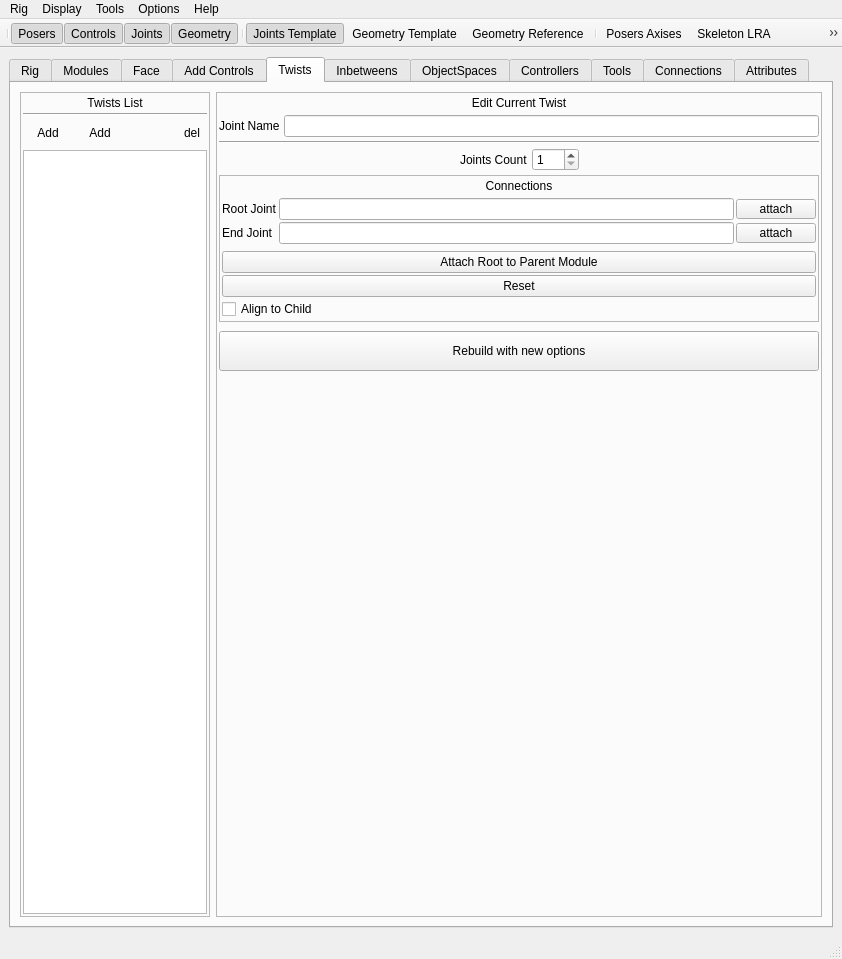
Above: ui/designer/mainWindow.ui from PavelCrow/RigStudio3 before the change. Below: the same form after it.
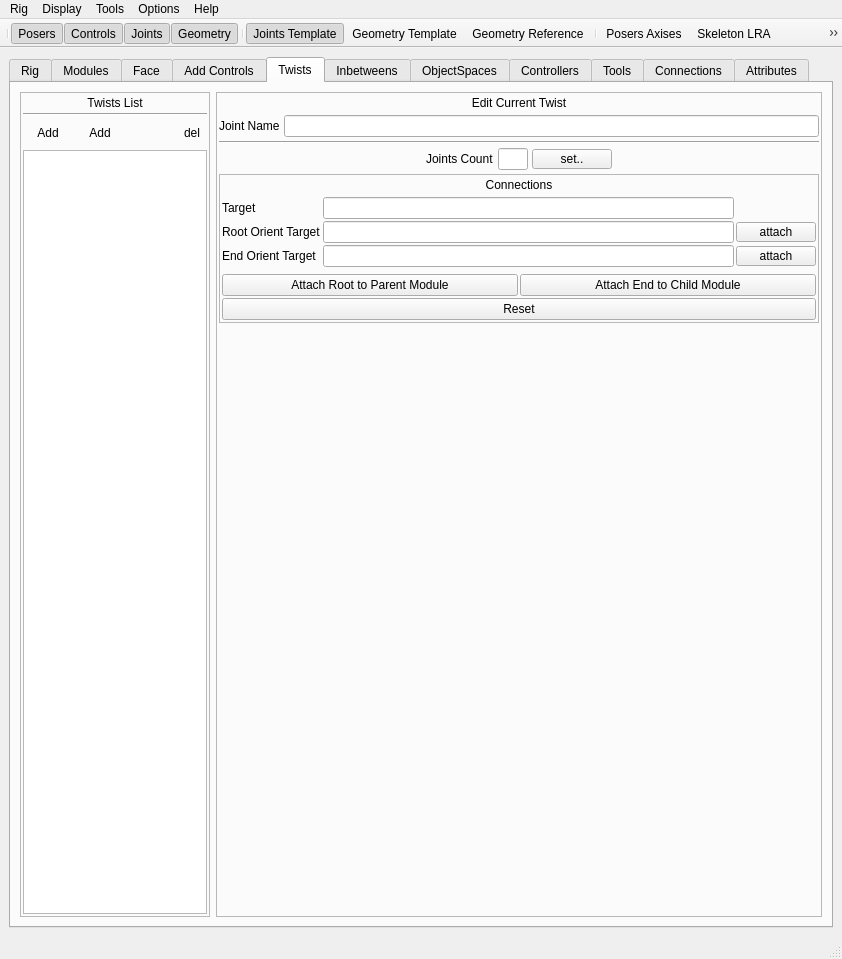
That is the form after the change. The open tabs and pages were chosen to show the change.

Patch:
```diff
--- a/ui/designer/mainWindow.ui
+++ b/ui/designer/mainWindow.ui
@@ -4508,18 +4508,46 @@
               </widget>
              </item>
              <item>
-              <widget class="QSpinBox" name="twistsJointsCount_spinBox">
-               <property name="frame">
+              <widget class="QLineEdit" name="twistsJointsCount_lineEdit">
+               <property name="minimumSize">
+                <size>
+                 <width>30</width>
+                 <height>0</height>
+                </size>
+               </property>
+               <property name="maximumSize">
+                <size>
+                 <width>30</width>
+                 <height>16777215</height>
+                </size>
+               </property>
+               <property name="readOnly">
                 <bool>true</bool>
                </property>
-               <property name="accelerated">
-                <bool>false</bool>
+              </widget>
+             </item>
+             <item>
+              <widget class="QPushButton" name="changeJointsCount_btn">
+               <property name="minimumSize">
+                <size>
+                 <width>60</width>
+                 <height>0</height>
+                </size>
                </property>
-               <property name="minimum">
-                <number>1</number>
+               <property name="maximumSize">
+                <size>
+                 <width>80</width>
+                 <height>20</height>
+                </size>
                </property>
-               <property name="maximum">
-                <number>100</number>
+               <property name="baseSize">
+                <size>
+                 <width>0</width>
+                 <height>0</height>
+                </size>
+               </property>
+               <property name="text">
+                <string>set..</string>
                </property>
               </widget>
              </item>
@@ -4601,6 +4629,13 @@
                    <property name="spacing">
                     <number>2</number>
                    </property>
+                   <item row="2" column="0">
+                    <widget class="QLabel" name="label_40">
+                     <property name="text">
+                      <string>End Orient Target</string>
+                     </property>
+                    </widget>
+                   </item>
                    <item row="0" column="1">
                     <widget class="QLineEdit" name="twistRootJoint_lineEdit">
                      <property name="minimumSize">
@@ -4617,18 +4652,31 @@
                    <item row="0" column="0">
                     <widget class="QLabel" name="label_12">
                      <property name="text">
-                      <string>Root Joint</string>
+                      <string>Target</string>
                      </property>
                     </widget>
                    </item>
                    <item row="1" column="0">
                     <widget class="QLabel" name="label_15">
                      <property name="text">
-                      <string>End Joint</string>
+                      <string>Root Orient Target</string>
                      </property>
                     </widget>
                    </item>
                    <item row="1" column="1">
+                    <widget class="QLineEdit" name="twistRootOrientJoint_lineEdit">
+                     <property name="minimumSize">
+                      <size>
+                       <width>50</width>
+                       <height>0</height>
+                      </size>
+                     </property>
+                     <property name="readOnly">
+                      <bool>true</bool>
+                     </property>
+                    </widget>
+                   </item>
+                   <item row="2" column="1">
                     <widget class="QLineEdit" name="twistEndJoint_lineEdit">
                      <property name="minimumSize">
                       <size>
@@ -4642,25 +4690,6 @@
                     </widget>
                    </item>
                    <item row="1" column="2">
-                    <widget class="QPushButton" name="twist_attachEnd_btn">
-                     <property name="minimumSize">
-                      <size>
-                       <width>60</width>
-                       <height>0</height>
-                      </size>
-                     </property>
-                     <property name="maximumSize">
-                      <size>
-                       <width>80</width>
-                       <height>20</height>
-                      </size>
-                     </property>
-                     <property name="text">
-                      <string>attach</string>
-                     </property>
-                    </widget>
-                   </item>
-                   <item row="0" column="2">
                     <widget class="QPushButton" name="twist_attachRoot_btn">
                      <property name="minimumSize">
                       <size>
@@ -4685,6 +4714,25 @@
                      </property>
                     </widget>
                    </item>
+                   <item row="2" column="2">
+                    <widget class="QPushButton" name="twist_attachEnd_btn">
+                     <property name="minimumSize">
+                      <size>
+                       <width>60</width>
+                       <height>0</height>
+                      </size>
+                     </property>
+                     <property name="maximumSize">
+                      <size>
+                       <width>80</width>
+                       <height>20</height>
+                      </size>
+                     </property>
+                     <property name="text">
+                      <string>attach</string>
+                     </property>
+                    </widget>
+                   </item>
                   </layout>
                  </item>
                  <item>
@@ -4704,23 +4752,49 @@
                   </spacer>
                  </item>
                  <item>
-                  <widget class="QPushButton" name="twist_attachRootToParent_btn">
-                   <property name="minimumSize">
-                    <size>
-                     <width>60</width>
-                     <height>0</height>
-                    </size>
+                  <layout class="QHBoxLayout" name="horizontalLayout_14">
+                   <property name="spacing">
+                    <number>2</number>
                    </property>
-                   <property name="maximumSize">
-                    <size>
-                     <width>800000</width>
-                     <height>25</height>
-                    </size>
-                   </property>
-                   <property name="text">
-                    <string>Attach Root to Parent Module</string>
-                   </property>
-                  </widget>
+                   <item>
+                    <widget class="QPushButton" name="twist_attachRootToParent_btn">
+                     <property name="minimumSize">
+                      <size>
+                       <width>60</width>
+                       <height>0</height>
+                      </size>
+                     </property>
+                     <property name="maximumSize">
+                      <size>
+                       <width>800000</width>
+                       <height>25</height>
+                      </size>
+                     </property>
+                     <property name="text">
+                      <string>Attach Root to Parent Module</string>
+                     </property>
+                    </widget>
+                   </item>
+                   <item>
+                    <widget class="QPushButton" name="twist_attachEndToChild_btn">
+                     <property name="minimumSize">
+                      <size>
+                       <width>60</width>
+                       <height>0</height>
+                      </size>
+                     </property>
+                     <property name="maximumSize">
+                      <size>
+                       <width>800000</width>
+                       <height>25</height>
+                      </size>
+                     </property>
+                     <property name="text">
+                      <string>Attach End to Child Module</string>
+                     </property>
+                    </widget>
+                   </item>
+                  </layout>
                  </item>
                  <item>
                   <widget class="QPushButton" name="twist_reset_btn">
@@ -4741,66 +4815,12 @@
                    </property>
                   </widget>
                  </item>
-                 <item>
-                  <widget class="QCheckBox" name="alignToChild_checkBox">
-                   <property name="text">
-                    <string>Align to Child</string>
-                   </property>
-                  </widget>
-                 </item>
                 </layout>
                </widget>
               </item>
              </layout>
             </widget>
            </item>
-           <item>
-            <spacer name="verticalSpacer_8">
-             <property name="orientation">
-              <enum>Qt::Vertical</enum>
-             </property>
-             <property name="sizeType">
-              <enum>QSizePolicy::Fixed</enum>
-             </property>
-             <property name="sizeHint" stdset="0">
-              <size>
-               <width>20</width>
-               <height>5</height>
-              </size>
-             </property>
-            </spacer>
-           </item>
-           <item>
-            <widget class="QPushButton" name="rebuildTwist_btn">
-             <property name="enabled">
-              <bool>true</bool>
-             </property>
-             <property name="sizePolicy">
-              <sizepolicy hsizetype="Fixed" vsizetype="Fixed">
-               <horstretch>0</horstretch>
-               <verstretch>0</verstretch>
-              </sizepolicy>
-             </property>
-             <property name="minimumSize">
-              <size>
-               <width>0</width>
-               <height>40</height>
-              </size>
-             </property>
-             <property name="maximumSize">
-              <size>
-               <width>100000</width>
-               <height>16777215</height>
-              </size>
-             </property>
-             <property name="text">
-              <string>Rebuild with new options</string>
-             </property>
-             <property name="checkable">
-              <bool>false</bool>
-             </property>
-            </widget>
-           </item>
            <item>
             <spacer name="verticalSpacer_6">
              <property name="orientation">
```
Left out of the diff: 2 changed lines with no effect on the pictures.
